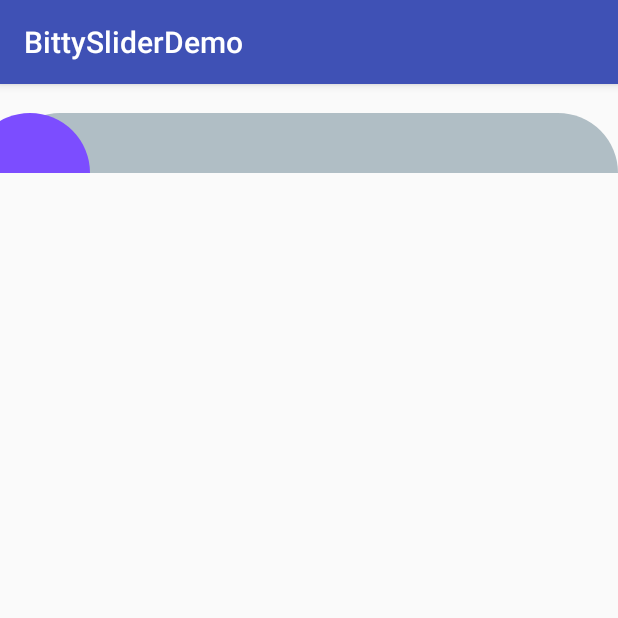
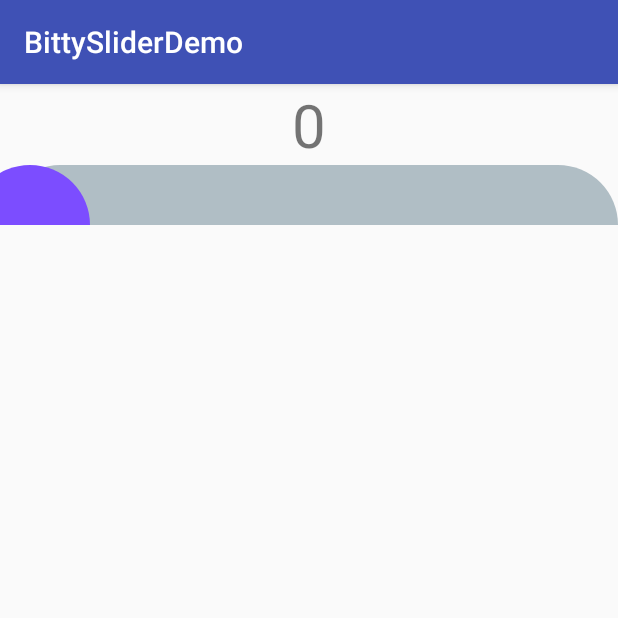
Before and after one commit to Anwesh43/BittoSlider, an Android app: the screen it shows after launch (MainActivity), on a phone screen of 412 x 824 dp, the top half of it. Run offline under Robolectric (Android 15) with nearby library versions, the phone set to English and light mode, and no system bars.

```diff
--- a/app/src/main/java/com/anwesome/ui/bittysliderdemo/MainActivity.java
+++ b/app/src/main/java/com/anwesome/ui/bittysliderdemo/MainActivity.java
@@ -3,6 +3,10 @@ package com.anwesome.ui.bittysliderdemo;
 import android.content.pm.ActivityInfo;
 import android.support.v7.app.AppCompatActivity;
 import android.os.Bundle;
+import android.widget.TextView;
+
+import com.anwesome.ui.bittoslider.BittoSliderView;
+import com.anwesome.ui.bittoslider.SliderOnChangeListener;
 
 public class MainActivity extends AppCompatActivity {
 
@@ -11,7 +15,14 @@ public class MainActivity extends AppCompatActivity {
         super.onCreate(savedInstanceState);
         setContentView(R.layout.activity_main);
         setRequestedOrientation(ActivityInfo.SCREEN_ORIENTATION_PORTRAIT);
-
+        final TextView textView = (TextView)findViewById(R.id.slider_value);
+        BittoSliderView sliderView = (BittoSliderView)findViewById(R.id.slider);
+        sliderView.setOnChangeListener(new SliderOnChangeListener() {
+            @Override
+            public void onChange(float value) {
+                textView.setText(""+(int)Math.floor(value));
+            }
+        });
     }
 
 }
--- a/app/src/main/res/layout/activity_main.xml
+++ b/app/src/main/res/layout/activity_main.xml
@@ -8,6 +8,9 @@
     <TextView
         android:layout_width="wrap_content"
         android:layout_height="wrap_content"
+        android:textSize="40dp"
+        android:layout_gravity="center"
+        android:text="0"
         android:id="@+id/slider_value"/>
     <com.anwesome.ui.bittoslider.BittoSliderView
         android:id="@+id/slider"
```
